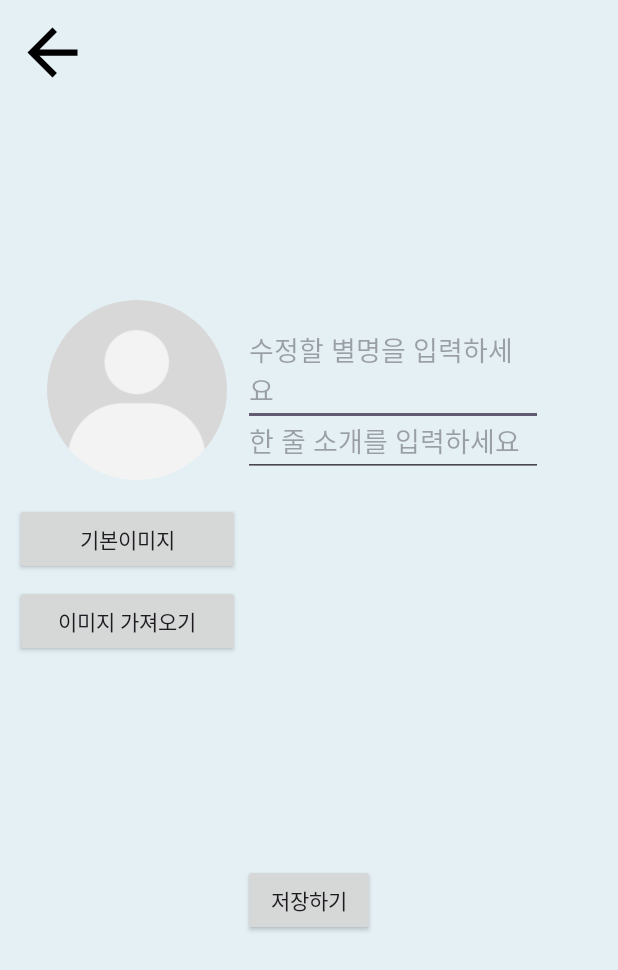
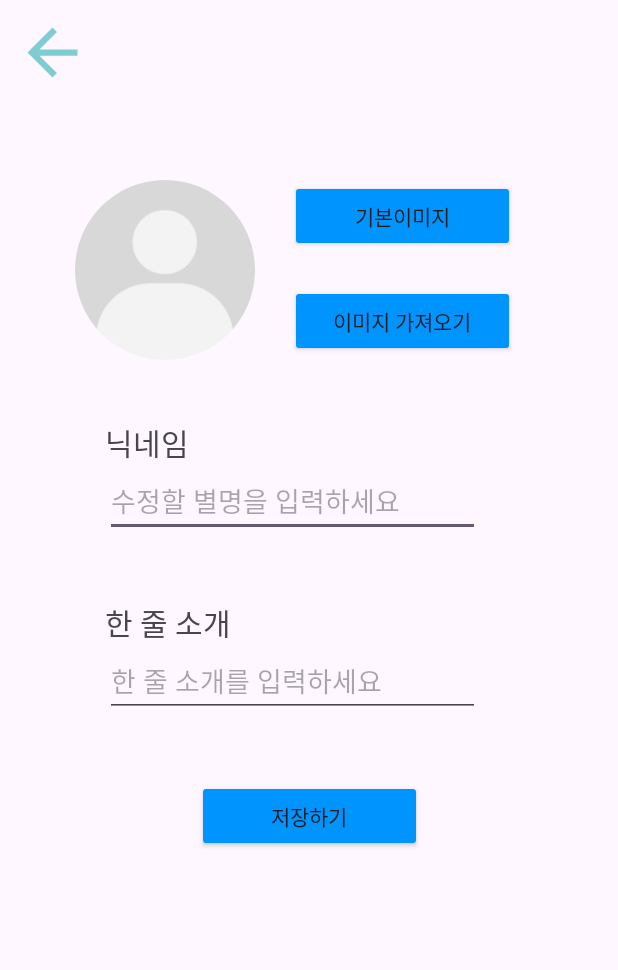
Before and after one commit to Cheonilyeong/Android-Programming-Final-Project, an Android app: the ModificationActivity screen opened directly, with no data from a screen before it, on a phone screen of 412 x 824 dp. Shown: the top 970 px of the screen. Run offline under Robolectric (Android 15) with nearby library versions, the light colour scheme and no system bars; our stand-ins replace CircleImageView, Firebase (no records; nobody signed in at launch, a user with empty details on screens opened directly); 2 statements that could not run were skipped.

Commit message:
Change UI

```diff
--- a/app/src/main/java/hansung/ac/kr/androidprogrammingproject/PostingActivity.java
+++ b/app/src/main/java/hansung/ac/kr/androidprogrammingproject/PostingActivity.java
@@ -24,7 +24,6 @@ public class PostingActivity extends AppCompatActivity {
     protected void onCreate(Bundle savedInstanceState) {
         super.onCreate(savedInstanceState);
         setContentView(R.layout.activity_posting);
-
 
         EditText et_title = findViewById(R.id.et_title);
         RadioGroup rg = findViewById(R.id.rg);
@@ -159,8 +158,9 @@ public class PostingActivity extends AppCompatActivity {
                     Toast.makeText(PostingActivity.this, "시간을 선택하세요", Toast.LENGTH_SHORT).show();
                     return;
                 }
-                // 날짜 확인, 시간 확인
-                // 미정
+
+                // 등록 글 올리기
+                // firebase push
 
             }
         });
--- /dev/null
+++ b/app/src/main/res/drawable/baseline_add_24.xml
@@ -0,0 +1,5 @@
+<vector android:height="24dp" android:tint="#7FCDD2"
+    android:viewportHeight="24" android:viewportWidth="24"
+    android:width="24dp" xmlns:android="http://schemas.android.com/apk/res/android">
+    <path android:fillColor="@android:color/white" android:pathData="M19,13h-6v6h-2v-6H5v-2h6V5h2v6h6v2z"/>
+</vector>
--- a/app/src/main/res/drawable/baseline_arrow_back_24.xml
+++ b/app/src/main/res/drawable/baseline_arrow_back_24.xml
@@ -1,5 +1,5 @@
 <vector android:autoMirrored="true" android:height="24dp"
-    android:tint="#000000" android:viewportHeight="24"
+    android:tint="#7FCDD2" android:viewportHeight="24"
     android:viewportWidth="24" android:width="24dp" xmlns:android="http://schemas.android.com/apk/res/android">
     <path android:fillColor="@android:color/white" android:pathData="M20,11H7.83l5.59,-5.59L12,4l-8,8 8,8 1.41,-1.41L7.83,13H20v-2z"/>
 </vector>
--- a/app/src/main/res/layout/activity_login.xml
+++ b/app/src/main/res/layout/activity_login.xml
@@ -4,8 +4,7 @@
     xmlns:tools="http://schemas.android.com/tools"
     android:layout_width="match_parent"
     android:layout_height="match_parent"
-    tools:context=".LoginActivity"
-    android:background="#E5F0F5">
+    tools:context=".LoginActivity">
 
     <TextView
         android:layout_width="wrap_content"
--- a/app/src/main/res/layout/activity_modification.xml
+++ b/app/src/main/res/layout/activity_modification.xml
@@ -4,8 +4,7 @@
     xmlns:tools="http://schemas.android.com/tools"
     android:layout_width="match_parent"
     android:layout_height="match_parent"
-    tools:context=".ModificationActivity"
-    android:background="#E5F0F5" >
+    tools:context=".ModificationActivity" >
 
     <ImageView
         android:id="@+id/iv_back"
@@ -22,64 +21,86 @@
         android:id="@+id/iv_profile"
         android:layout_width="120dp"
         android:layout_height="120dp"
-        android:layout_marginTop="200dp"
-        android:layout_marginEnd="230dp"
+        android:layout_marginStart="50dp"
+        android:layout_marginTop="120dp"
         android:src="@drawable/basicimage"
         app:civ_border_color="#FF000000"
         app:civ_border_width="0dp"
+        app:layout_constraintStart_toStartOf="parent"
+        app:layout_constraintTop_toTopOf="parent" />
+    <Button
+        android:id="@+id/btn_basicImage"
+        android:layout_width="150dp"
+        android:layout_height="wrap_content"
+        android:layout_marginTop="120dp"
+        android:backgroundTint="#0094FF"
+        android:text="기본이미지"
+        app:layout_constraintEnd_toEndOf="parent"
+        app:layout_constraintHorizontal_bias="0.739"
+        app:layout_constraintStart_toStartOf="parent"
+        app:layout_constraintTop_toTopOf="parent" />
+    <Button
+        android:id="@+id/btn_image"
+        android:layout_width="150dp"
+        android:layout_height="wrap_content"
+        android:layout_marginTop="190dp"
+        android:backgroundTint="#0094FF"
+        android:text="이미지 가져오기"
+        app:layout_constraintEnd_toEndOf="parent"
+        app:layout_constraintHorizontal_bias="0.739"
+        app:layout_constraintStart_toStartOf="parent"
+        app:layout_constraintTop_toTopOf="parent" />
+
+
+    <TextView
+        android:layout_width="wrap_content"
+        android:layout_height="wrap_content"
+        android:layout_marginStart="70dp"
+        android:layout_marginTop="270dp"
+        android:text="닉네임"
+        android:textSize="20dp"
+        app:layout_constraintStart_toStartOf="parent"
+        app:layout_constraintTop_toTopOf="@+id/iv_back" />
+    <EditText
+        android:id="@+id/et_nickname"
+        android:layout_width="250dp"
+        android:layout_height="wrap_content"
+        android:layout_marginStart="70dp"
+        android:layout_marginTop="310dp"
+        android:hint="수정할 별명을 입력하세요"
+        app:layout_constraintStart_toStartOf="parent"
+        app:layout_constraintTop_toTopOf="parent" />
+
+    <TextView
+        android:layout_width="wrap_content"
+        android:layout_height="wrap_content"
+        android:layout_marginStart="70dp"
+        android:layout_marginTop="400dp"
+        android:text="한 줄 소개"
+        android:textSize="20dp"
+        app:layout_constraintStart_toStartOf="parent"
+        app:layout_constraintTop_toTopOf="parent" />
+    <EditText
+        android:id="@+id/et_information"
+        android:layout_width="250dp"
+        android:layout_height="wrap_content"
+        android:layout_marginStart="70dp"
+        android:layout_marginTop="430dp"
+        android:hint="한 줄 소개를 입력하세요"
+        app:layout_constraintStart_toStartOf="parent"
+        app:layout_constraintTop_toTopOf="parent" />
+
+
+    <Button
+        android:id="@+id/btn_save"
+        android:layout_width="150dp"
+        android:layout_height="wrap_content"
+        android:layout_marginTop="520dp"
+        android:backgroundTint="#0094FF"
+        android:text="저장하기"
         app:layout_constraintEnd_toEndOf="parent"
         app:layout_constraintStart_toStartOf="parent"
         app:layout_constraintTop_toTopOf="parent" />
 
-    <EditText
-        android:id="@+id/et_nickname"
-        android:layout_width="200dp"
-        android:layout_height="wrap_content"
-        android:layout_marginTop="210dp"
-        android:layout_marginEnd="50dp"
-        android:hint="수정할 별명을 입력하세요"
-        app:layout_constraintEnd_toEndOf="parent"
-        app:layout_constraintTop_toTopOf="parent" />
-
-    <EditText
-        android:id="@+id/et_information"
-        android:layout_width="200dp"
-        android:layout_height="wrap_content"
-        android:layout_marginTop="270dp"
-        android:layout_marginEnd="50dp"
-        android:hint="한 줄 소개를 입력하세요"
-        app:layout_constraintEnd_toEndOf="parent"
-        app:layout_constraintTop_toTopOf="parent" />
-
-    <Button
-        android:id="@+id/btn_save"
-        android:layout_width="wrap_content"
-        android:layout_height="wrap_content"
-        android:layout_marginBottom="200dp"
-        android:text="저장하기"
-        app:layout_constraintBottom_toBottomOf="parent"
-        app:layout_constraintEnd_toEndOf="parent"
-        app:layout_constraintStart_toStartOf="parent" />
-
-    <Button
-        android:id="@+id/btn_image"
-        android:layout_width="150dp"
-        android:layout_height="wrap_content"
-        android:layout_marginStart="10dp"
-        android:layout_marginTop="70dp"
-        android:text="이미지 가져오기"
-        app:layout_constraintStart_toStartOf="parent"
-        app:layout_constraintTop_toBottomOf="@+id/iv_profile" />
-
-    <Button
-        android:id="@+id/btn_basicImage"
-        android:layout_width="150dp"
-        android:layout_height="wrap_content"
-        android:layout_marginStart="10dp"
-        android:layout_marginTop="15dp"
-        android:text="기본이미지"
-        app:layout_constraintStart_toStartOf="parent"
-        app:layout_constraintTop_toBottomOf="@+id/iv_profile" />
-
 
 </androidx.constraintlayout.widget.ConstraintLayout>
--- a/app/src/main/res/layout/activity_posting.xml
+++ b/app/src/main/res/layout/activity_posting.xml
@@ -4,8 +4,7 @@
     xmlns:tools="http://schemas.android.com/tools"
     android:layout_width="match_parent"
     android:layout_height="match_parent"
-    android:orientation="vertical"
-    android:background="#E5F0F5" >
+    android:orientation="vertical" >
 
     <TextView
         android:layout_width="match_parent"
```
Also changed, not shown: app/src/main/AndroidManifest.xml (+6 -6 lines), app/src/main/res/layout/activity_resigter.xml (+47 -39 lines), app/src/main/res/layout/fragment_chatting.xml (+11 -5 lines), app/src/main/res/layout/fragment_home.xml (+38 -3 lines), app/src/main/res/layout/fragment_profile.xml (+47 -22 lines), app/src/main/res/layout/room_list.xml (+39 -23 lines).
